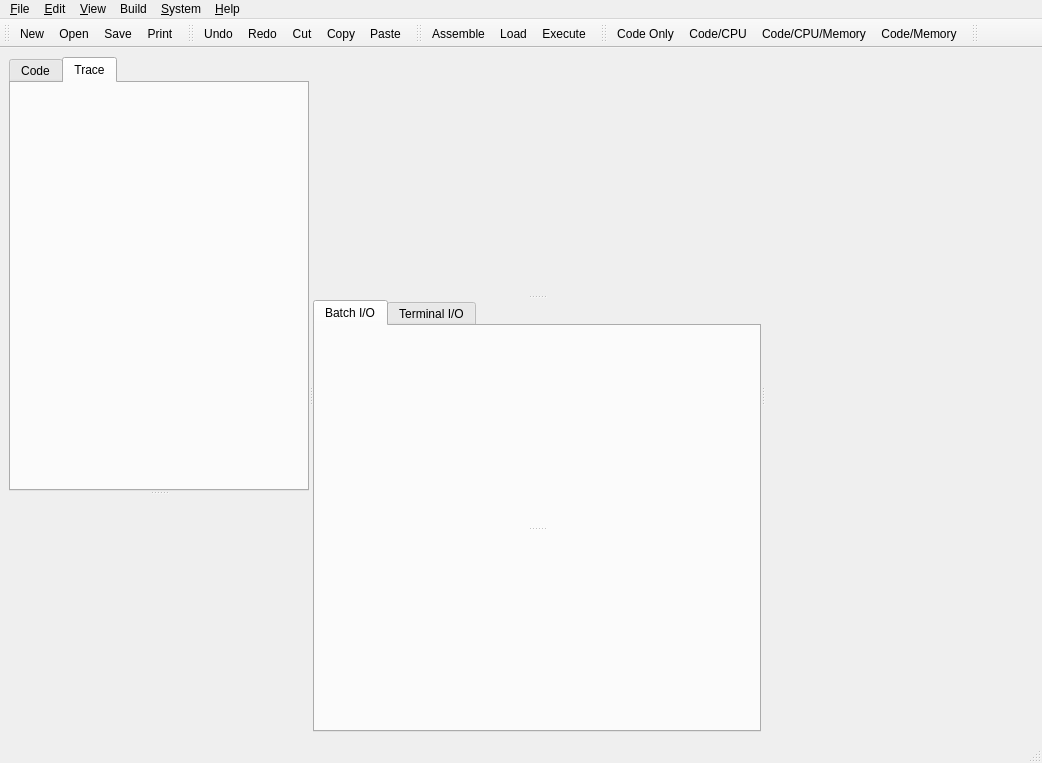
The window that mainwindow.ui (WarlockD/pep8-1) describes before a commit, drawn with Qt 5.
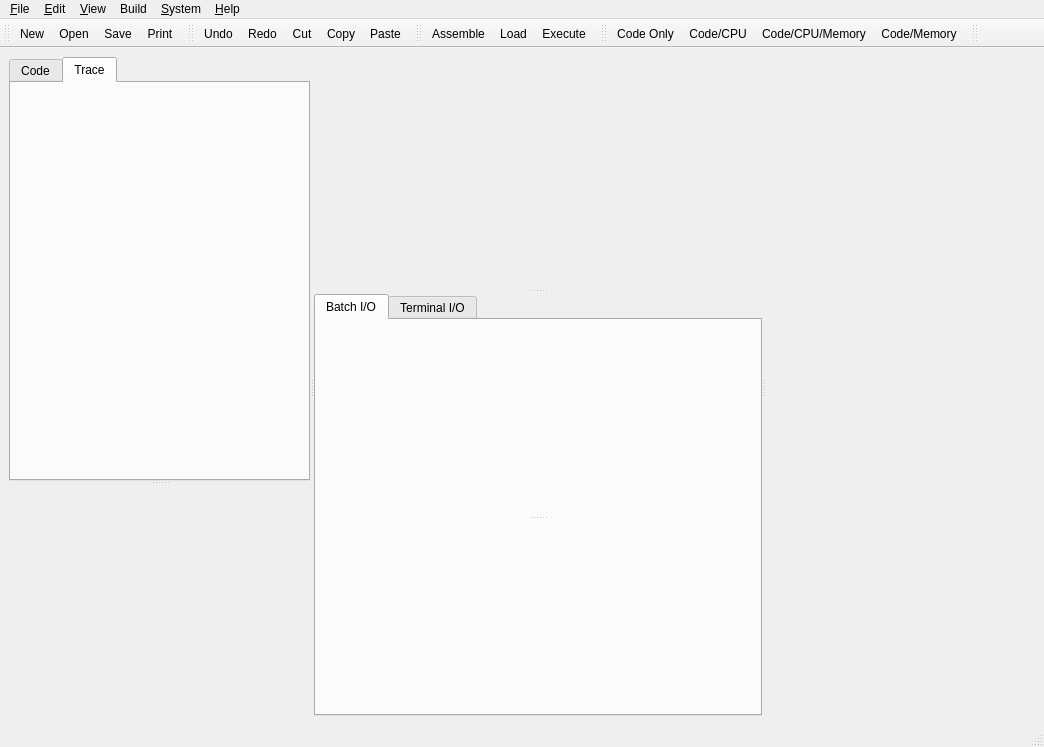
The same window after the commit. The open tabs and pages were chosen to show the change. Icons and pictures are not drawn.

What changed in the file:
```diff
--- a/mainwindow.ui
+++ b/mainwindow.ui
@@ -6,8 +6,8 @@
    <rect>
     <x>0</x>
     <y>0</y>
-    <width>1042</width>
-    <height>763</height>
+    <width>1044</width>
+    <height>747</height>
    </rect>
   </property>
   <property name="minimumSize">
@@ -75,10 +75,23 @@
          <layout class="QVBoxLayout">
           <item>
            <widget class="QSplitter" name="traceSplitter">
+            <property name="sizePolicy">
+             <sizepolicy hsizetype="Preferred" vsizetype="Expanding">
+              <horstretch>0</horstretch>
+              <verstretch>0</verstretch>
+             </sizepolicy>
+            </property>
             <property name="orientation">
              <enum>Qt::Vertical</enum>
             </property>
-            <widget class="QWidget" name="MemoryTraceWidgetPane" native="true"/>
+            <widget class="QWidget" name="MemoryTraceWidgetPane" native="true">
+             <property name="sizePolicy">
+              <sizepolicy hsizetype="Preferred" vsizetype="Preferred">
+               <horstretch>0</horstretch>
+               <verstretch>0</verstretch>
+              </sizepolicy>
+             </property>
+            </widget>
            </widget>
           </item>
          </layout>
@@ -101,6 +114,9 @@
        </property>
        <widget class="QWidget" name="CpuWidgetPane" native="true"/>
        <widget class="QTabWidget" name="pepInputOutputTab">
+        <property name="tabShape">
+         <enum>QTabWidget::Rounded</enum>
+        </property>
         <property name="currentIndex">
          <number>1</number>
         </property>
@@ -117,7 +133,17 @@
             <property name="handleWidth">
              <number>7</number>
             </property>
-            <widget class="QWidget" name="InputWidgetPane" native="true"/>
+            <widget class="QWidget" name="InputWidgetPane" native="true">
+             <property name="enabled">
+              <bool>true</bool>
+             </property>
+             <property name="sizePolicy">
+              <sizepolicy hsizetype="Preferred" vsizetype="Preferred">
+               <horstretch>0</horstretch>
+               <verstretch>0</verstretch>
+              </sizepolicy>
+             </property>
+            </widget>
             <widget class="QWidget" name="OutputWidgetPane" native="true"/>
            </widget>
           </item>
@@ -242,7 +268,7 @@
     <rect>
      <x>0</x>
      <y>0</y>
-     <width>1042</width>
+     <width>1044</width>
      <height>22</height>
     </rect>
    </property>
```
Left out of the diff: 6 changed lines with no effect on the pictures.
